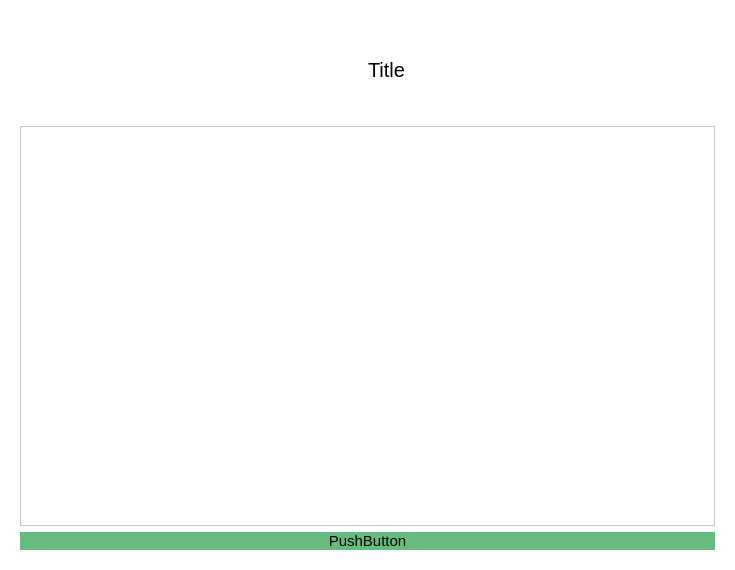
Qt form ui/widgets/PartnersPage.ui (sadness333/demoex) before a commit.
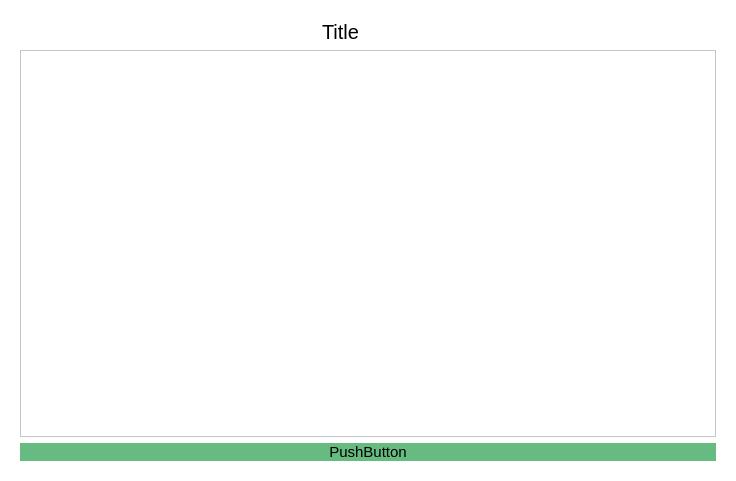
The same form after that commit. Icons and pictures are not drawn.

```diff
--- a/ui/widgets/PartnersPage.ui
+++ b/ui/widgets/PartnersPage.ui
@@ -6,8 +6,8 @@
    <rect>
     <x>0</x>
     <y>0</y>
-    <width>735</width>
-    <height>570</height>
+    <width>736</width>
+    <height>481</height>
    </rect>
   </property>
   <property name="windowTitle">
@@ -26,7 +26,7 @@
       <item>
        <layout class="QHBoxLayout" name="horizontalLayout" stretch="0,0,0,0">
         <property name="spacing">
-         <number>6</number>
+         <number>0</number>
         </property>
         <property name="sizeConstraint">
          <enum>QLayout::SizeConstraint::SetDefaultConstraint</enum>
@@ -37,12 +37,12 @@
         <item>
          <spacer name="verticalSpacer">
           <property name="orientation">
-           <enum>Qt::Orientation::Vertical</enum>
+           <enum>Qt::Orientation::Horizontal</enum>
           </property>
           <property name="sizeHint" stdset="0">
            <size>
-            <width>20</width>
-            <height>50</height>
+            <width>40</width>
+            <height>20</height>
            </size>
           </property>
          </spacer>
@@ -51,8 +51,8 @@
          <widget class="QLabel" name="label">
           <property name="maximumSize">
            <size>
-            <width>70</width>
-            <height>70</height>
+            <width>50</width>
+            <height>50</height>
            </size>
           </property>
           <property name="text">
@@ -64,19 +64,31 @@
           <property name="scaledContents">
            <bool>true</bool>
           </property>
+          <property name="alignment">
+           <set>Qt::AlignmentFlag::AlignCenter</set>
+          </property>
          </widget>
         </item>
         <item>
          <widget class="QLabel" name="Title">
+          <property name="enabled">
+           <bool>true</bool>
+          </property>
+          <property name="sizePolicy">
+           <sizepolicy hsizetype="Expanding" vsizetype="Preferred">
+            <horstretch>0</horstretch>
+            <verstretch>0</verstretch>
+           </sizepolicy>
+          </property>
           <property name="minimumSize">
            <size>
-            <width>200</width>
+            <width>0</width>
             <height>0</height>
            </size>
           </property>
           <property name="maximumSize">
            <size>
-            <width>200</width>
+            <width>100</width>
             <height>50</height>
            </size>
           </property>
@@ -86,17 +98,20 @@
           <property name="text">
            <string>&lt;html&gt;&lt;head/&gt;&lt;body&gt;&lt;p&gt;Title&lt;/p&gt;&lt;/body&gt;&lt;/html&gt;</string>
           </property>
+          <property name="margin">
+           <number>5</number>
+          </property>
          </widget>
         </item>
         <item>
          <spacer name="verticalSpacer_2">
           <property name="orientation">
-           <enum>Qt::Orientation::Vertical</enum>
+           <enum>Qt::Orientation::Horizontal</enum>
           </property>
           <property name="sizeHint" stdset="0">
            <size>
-            <width>20</width>
-            <height>40</height>
+            <width>40</width>
+            <height>20</height>
            </size>
           </property>
          </spacer>
@@ -105,25 +120,58 @@
       </item>
       <item>
        <widget class="QScrollArea" name="scrollArea">
+        <property name="enabled">
+         <bool>true</bool>
+        </property>
+        <property name="sizePolicy">
+         <sizepolicy hsizetype="Expanding" vsizetype="Expanding">
+          <horstretch>0</horstretch>
+          <verstretch>0</verstretch>
+         </sizepolicy>
+        </property>
         <property name="minimumSize">
          <size>
-          <width>0</width>
-          <height>400</height>
+          <width>56</width>
+          <height>361</height>
          </size>
         </property>
+        <property name="mouseTracking">
+         <bool>false</bool>
+        </property>
+        <property name="layoutDirection">
+         <enum>Qt::LayoutDirection::LeftToRight</enum>
+        </property>
+        <property name="autoFillBackground">
+         <bool>false</bool>
+        </property>
         <property name="widgetResizable">
          <bool>true</bool>
         </property>
+        <property name="alignment">
+         <set>Qt::AlignmentFlag::AlignCenter</set>
+        </property>
         <widget class="QWidget" name="scrollAreaWidgetContents">
          <property name="geometry">
           <rect>
            <x>0</x>
            <y>0</y>
-           <width>697</width>
-           <height>398</height>
+           <width>698</width>
+           <height>359</height>
           </rect>
          </property>
-         <layout class="QVBoxLayout" name="verticalLayout_4">
+         <property name="sizePolicy">
+          <sizepolicy hsizetype="Expanding" vsizetype="Expanding">
+           <horstretch>0</horstretch>
+           <verstretch>0</verstretch>
+          </sizepolicy>
+         </property>
+         <property name="minimumSize">
+          <size>
+           <width>0</width>
+           <height>0</height>
+          </size>
+         </property>
+         <layout class="QHBoxLayout" name="horizontalLayout_3" stretch="0">
           <item>
            <layout class="QVBoxLayout" name="verticalLayout_3"/>
           </item>
```
Left out of the diff: 24 changed lines with no effect on the pictures.
